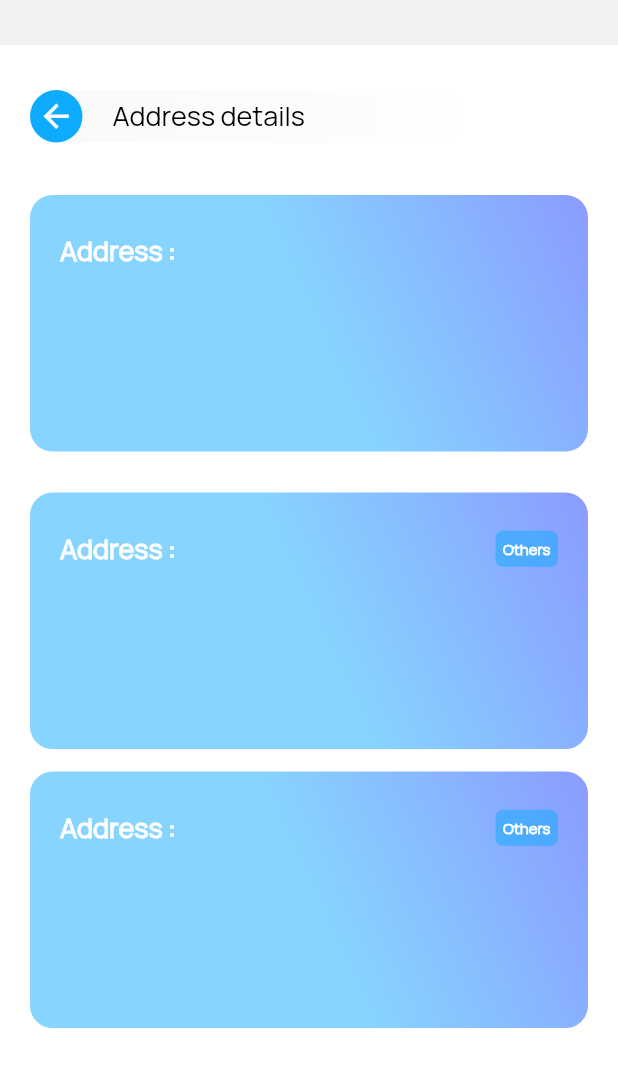
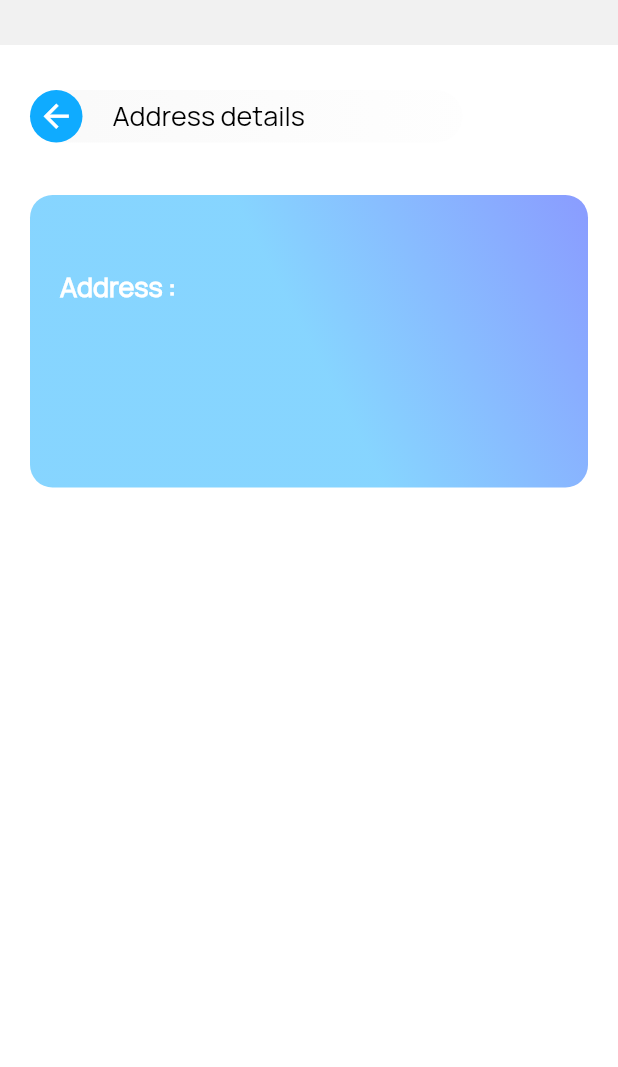
Before and after one commit to manoharantechie/coolwell_app, a Flutter app: the Address_Details_Screen screen opened directly, on a phone screen of 412 x 824 dp. Shown: the top 1067 px of the screen. Run offline on Flutter 3.47's test engine with Material 2 defaults, Android fonts, the phone set to English and light mode, and no system bars; our stand-ins replace awesome_snackbar_content, flutter_map, flutter_svg, geocoding, geolocator, image_picker and 4 more; missing offline and left inert: country_calling_code_picker, flutter_sim_country_code; accounts and stored records are empty; network calls fail; project files that could hold a hidden picture were left out.

Commit message:
update_29-05-2023_2

```diff
--- a/lib/screens/user/side menu/address.dart
+++ b/lib/screens/user/side menu/address.dart
@@ -27,6 +27,7 @@ class _Address_Details_ScreenState extends State<Address_Details_Screen> {
   String mobileNo ="";
   String city ="";
   String address ="";
+  String userName ="";
   String zip ="";
   List<Address> otherAddressList = [];
 
@@ -34,6 +35,7 @@ class _Address_Details_ScreenState extends State<Address_Details_Screen> {
   void initState() {
     // TODO: implement initState
     super.initState();
+    loading =true;
     addressDetails();
   }
 
@@ -136,6 +138,26 @@ class _Address_Details_ScreenState extends State<Address_Details_Screen> {
                       children: [
                         const SizedBox(
                           height: 15.0,
+                        ),
+                        Text(
+                          userName.toString(),
+                          style: CustomWidget(context: context).CustomSizedTextStyle(
+                              14.0,
+                              Theme.of(
+                                  context)
+                                  .focusColor,
+                              FontWeight
+                                  .w600,
+                              'FontRegular'),
+                          textAlign:
+                          TextAlign
+                              .start,
+                          overflow:
+                          TextOverflow
+                              .ellipsis,
+                        ),
+                        const SizedBox(
+                          height: 5.0,
                         ),
                         Text(
                           AppLocalizations.instance
@@ -259,10 +281,10 @@ class _Address_Details_ScreenState extends State<Address_Details_Screen> {
             Padding(padding: EdgeInsets.fromLTRB(20.0, 10.0, 20.0, 10.0),
             child: Container(
               margin: EdgeInsets.only(
-                  top: MediaQuery.of(context).size.height * 0.35),
-              child: ListView.builder(
+                  top: MediaQuery.of(context).size.height * 0.37),
+              child: otherAddressList.length >0 ? ListView.builder(
                 padding: EdgeInsets.zero,
-                itemCount: 2,
+                itemCount: otherAddressList.length,
                 scrollDirection: Axis.vertical,
                 shrinkWrap: true,
                 controller: _scrollController,
@@ -354,7 +376,7 @@ class _Address_Details_ScreenState extends State<Address_Details_Screen> {
                               children: [
                                 Container(
                                   child: Text(
-                                    address.toString(),
+                                    otherAddressList[index].address.toString(),
                                     style: CustomWidget(context: context).CustomSizedTextStyle(
                                         14.0,
                                         Theme.of(
@@ -375,7 +397,7 @@ class _Address_Details_ScreenState extends State<Address_Details_Screen> {
                                   height: 5.0,
                                 ),
                                 Text(
-                                  city.toString(),
+                                  otherAddressList[index].city.toString(),
                                   style: CustomWidget(context: context).CustomSizedTextStyle(
                                       14.0,
                                       Theme.of(
@@ -395,7 +417,7 @@ class _Address_Details_ScreenState extends State<Address_Details_Screen> {
                                   height: 5.0,
                                 ),
                                 Text(
-                                  zip.toString(),
+                                  otherAddressList[index].zip.toString(),
                                   style: CustomWidget(context: context).CustomSizedTextStyle(
                                       14.0,
                                       Theme.of(
@@ -414,23 +436,6 @@ class _Address_Details_ScreenState extends State<Address_Details_Screen> {
                                 const SizedBox(
                                   height: 5.0,
                                 ),
-                                Text(
-                                  mobileNo.toString(),
-                                  style: CustomWidget(context: context).CustomSizedTextStyle(
-                                      14.0,
-                                      Theme.of(
-                                          context)
-                                          .focusColor,
-                                      FontWeight
-                                          .w600,
-                                      'FontRegular'),
-                                  textAlign:
-                                  TextAlign
-                                      .start,
-                                  overflow:
-                                  TextOverflow
-                                      .ellipsis,
-                                ),
                               ],
                             ),
                             const SizedBox(
@@ -446,14 +451,14 @@ class _Address_Details_ScreenState extends State<Address_Details_Screen> {
                     ],
                   );
                 },
-              ),
+              )
+                :
+            loading
+                ? CustomWidget(context: context).loadingIndicator(
+              Theme.of(context).cardColor,
+            )
+                : Container(),
             ),)
-            //     :
-            // loading
-            //     ? CustomWidget(context: context).loadingIndicator(
-            //   Theme.of(context).cardColor,
-            // )
-            //     : Container(),
           ],
         ),
       ),
@@ -469,12 +474,13 @@ class _Address_Details_ScreenState extends State<Address_Details_Screen> {
           setState(() {
             loading = false;
             details = loginData.result!;
+            userName=details!.name.toString();
             mobileNo=details!.phone.toString();
             address=details!.addressHome!.address.toString();
             city=details!.addressHome!.city.toString();
             zip=details!.addressHome!.zip.toString();
             mobileNo=details!.phone.toString();
-            // otheraddress = details!.addressOther.toString();
+            otherAddressList = details!.addressOther!;
 
           });
           // CustomWidget(context: context).
```
